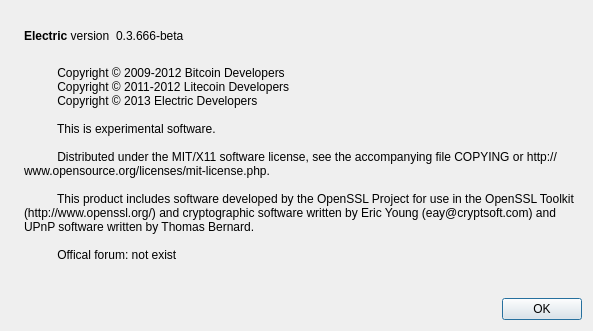
The window that src/qt/forms/aboutdialog.ui (Jahare/Electric) describes before a commit, drawn with Qt 5.
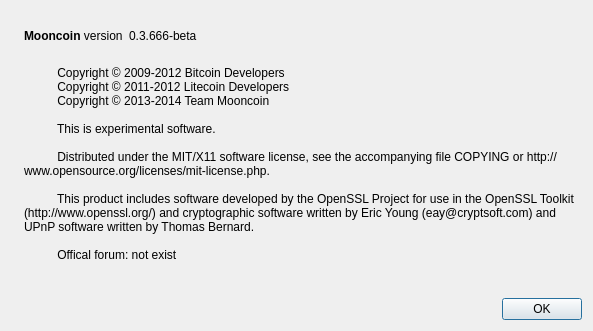
The same window after the commit. Icons and pictures are not drawn.

What changed in the file:
```diff
--- a/src/qt/forms/aboutdialog.ui
+++ b/src/qt/forms/aboutdialog.ui
@@ -50,7 +50,7 @@
           <cursorShape>IBeamCursor</cursorShape>
          </property>
          <property name="text">
-          <string>&lt;b&gt;Electric&lt;/b&gt; version</string>
+          <string>&lt;b&gt;Mooncoin&lt;/b&gt; version</string>
          </property>
          <property name="textInteractionFlags">
           <set>Qt::LinksAccessibleByMouse|Qt::TextSelectableByKeyboard|Qt::TextSelectableByMouse</set>
@@ -97,7 +97,7 @@
         <string>
           Copyright © 2009-2012 Bitcoin Developers
           Copyright © 2011-2012 Litecoin Developers
-          Copyright © 2013 Electric Developers
+          Copyright © 2013-2014 Team Mooncoin
 
           This is experimental software.
 
```
Left out of the diff: 2 changed lines with no effect on the pictures.
